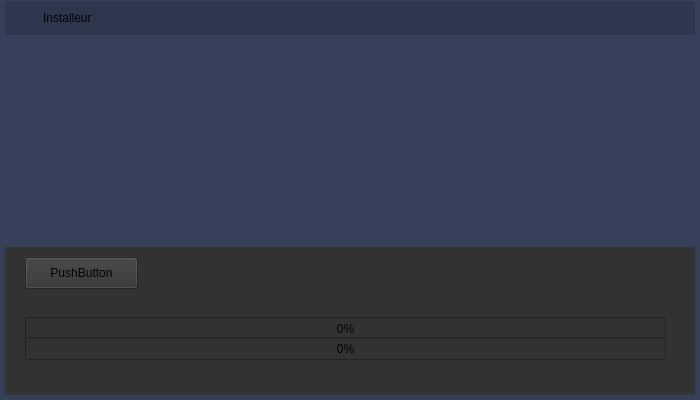
Qt form ui/mainwindow.ui (Covalia/standalone-deployer) before a commit.
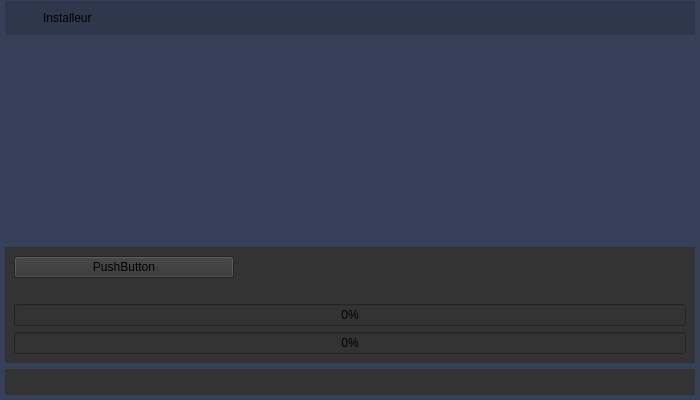
The same form after that commit. Icons and pictures are not drawn.

Commit message: Passage des widgets de download en grid layout.

Patch:
```diff
--- a/ui/mainwindow.ui
+++ b/ui/mainwindow.ui
@@ -212,13 +212,6 @@
          </property>
          <item row="0" column="0">
           <layout class="QGridLayout" name="gridLayout">
-           <item row="1" column="0">
-            <widget class="QWidget" name="downloaderWidget" native="true">
-             <property name="styleSheet">
-              <string notr="true">background-color:#333;</string>
-             </property>
-            </widget>
-           </item>
            <item row="0" column="0">
             <widget class="QWidget" name="slideshowWidget" native="true">
              <property name="sizePolicy">
@@ -293,33 +286,56 @@
              </layout>
             </widget>
            </item>
+           <item row="2" column="0">
+            <widget class="QWidget" name="downloaderWidget" native="true">
+             <property name="styleSheet">
+              <string notr="true">background-color:#333;</string>
+             </property>
+            </widget>
+           </item>
            <item row="1" column="0">
             <widget class="QWidget" name="dowloaderWidget" native="true">
              <property name="styleSheet">
               <string notr="true">background-color:#333;</string>
              </property>
-             <widget class="QPushButton" name="pushButton">
-              <property name="geometry">
-               <rect>
-                <x>20</x>
-                <y>10</y>
-                <width>113</width>
-                <height>32</height>
-               </rect>
+             <layout class="QGridLayout" name="gridLayout_4">
+              <item row="0" column="0">
+               <layout class="QGridLayout" name="gridLayout_3">
+                <item row="0" column="1" colspan="2">
+                 <widget class="QLabel" name="serverLabel">
+                  <property name="styleSheet">
+                   <string notr="true">color:white;</string>
               </property>
               <property name="text">
-               <string>PushButton</string>
-              </property>
-             </widget>
+                   <string/>
+                  </property>
+                 </widget>
+                </item>
+                <item row="1" column="0" colspan="2">
+                 <widget class="QLabel" name="currentFileLabel">
+                  <property name="styleSheet">
+                   <string notr="true">color:white;</string>
+                  </property>
+                  <property name="text">
+                   <string/>
+                  </property>
+                 </widget>
+                </item>
+                <item row="1" column="2">
+                 <widget class="QLabel" name="speedLabel">
+                  <property name="styleSheet">
+                   <string notr="true">color:white;</string>
+                  </property>
+                  <property name="text">
+                   <string/>
+                  </property>
+                  <property name="alignment">
+                   <set>Qt::AlignRight|Qt::AlignTrailing|Qt::AlignVCenter</set>
+                  </property>
+                 </widget>
+                </item>
+                <item row="2" column="0" colspan="3">
              <widget class="QProgressBar" name="singleProgressBar">
-              <property name="geometry">
-               <rect>
-                <x>20</x>
-                <y>70</y>
-                <width>641</width>
-                <height>23</height>
-               </rect>
-              </property>
               <property name="value">
                <number>0</number>
               </property>
@@ -327,70 +343,24 @@
                <bool>true</bool>
               </property>
              </widget>
-             <widget class="QLabel" name="speedLabel">
-              <property name="geometry">
-               <rect>
-                <x>419</x>
-                <y>50</y>
-                <width>241</width>
-                <height>16</height>
-               </rect>
-              </property>
-              <property name="styleSheet">
-               <string notr="true">color:white;</string>
-              </property>
-              <property name="text">
-               <string/>
-              </property>
-              <property name="alignment">
-               <set>Qt::AlignRight|Qt::AlignTrailing|Qt::AlignVCenter</set>
-              </property>
-             </widget>
+                </item>
+                <item row="3" column="0" colspan="3">
              <widget class="QProgressBar" name="totalProgressBar">
-              <property name="geometry">
-               <rect>
-                <x>20</x>
-                <y>90</y>
-                <width>641</width>
-                <height>23</height>
-               </rect>
-              </property>
               <property name="value">
                <number>0</number>
               </property>
              </widget>
-             <widget class="QLabel" name="currentFileLabel">
-              <property name="geometry">
-               <rect>
-                <x>20</x>
-                <y>50</y>
-                <width>301</width>
-                <height>16</height>
-               </rect>
-              </property>
-              <property name="styleSheet">
-               <string notr="true">color:white;</string>
-              </property>
+                </item>
+                <item row="0" column="0">
+                 <widget class="QPushButton" name="pushButton">
               <property name="text">
-               <string/>
-              </property>
-             </widget>
-             <widget class="QLabel" name="serverLabel">
-              <property name="geometry">
-               <rect>
-                <x>180</x>
-                <y>10</y>
-                <width>371</width>
-                <height>20</height>
-               </rect>
-              </property>
-              <property name="styleSheet">
-               <string notr="true">color:white;</string>
-              </property>
-              <property name="text">
-               <string/>
-              </property>
-             </widget>
+                   <string>PushButton</string>
+                  </property>
+                 </widget>
+                </item>
+               </layout>
+              </item>
+             </layout>
             </widget>
            </item>
           </layout>
```
Lines whose indentation alone changed are shown as unchanged.
